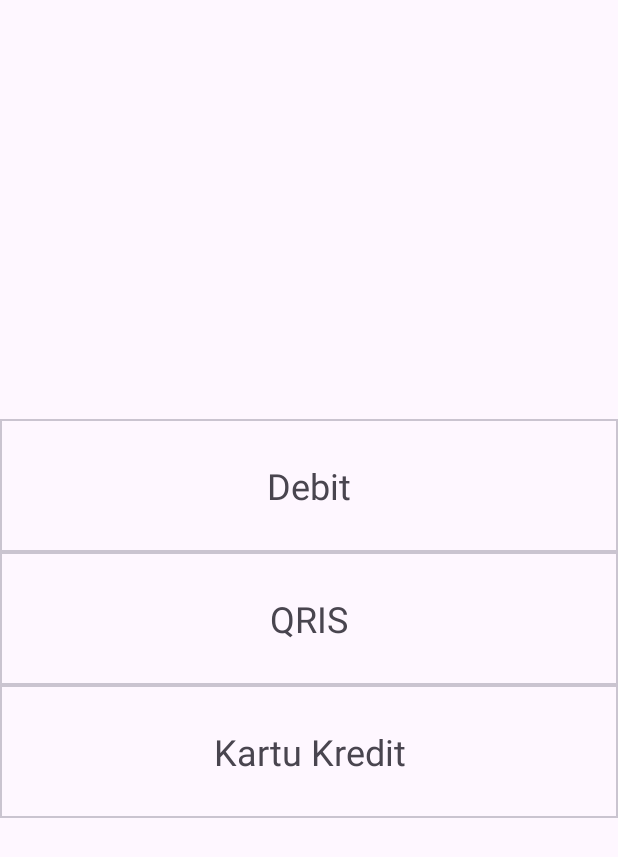
After one commit to zeinirfansyah/bersamakasir_dummyapp_layout, an Android app: the layout custom_dialog_payment_submethod.xml on its own in the app's theme, with its tools: preview values and no code run, on a phone screen of 412 x 824 dp. The commit adds this screen. Shown: the top 857 px of the screen. Run offline under Robolectric (Android 15) with nearby library versions, the phone set to English and light mode, and no system bars.

Commit message:
feat [payment_submethod]: added payment submethod option

```diff
--- /dev/null
+++ b/app/src/main/res/layout/custom_dialog_payment_submethod.xml
@@ -0,0 +1,64 @@
+<?xml version="1.0" encoding="utf-8"?>
+<androidx.constraintlayout.widget.ConstraintLayout xmlns:android="http://schemas.android.com/apk/res/android"
+    android:layout_width="match_parent"
+    android:layout_height="match_parent"
+    xmlns:app="http://schemas.android.com/apk/res-auto">
+
+    <LinearLayout
+        android:layout_width="match_parent"
+        android:layout_height="wrap_content"
+        android:orientation="vertical"
+        app:layout_constraintTop_toTopOf="parent"
+        app:layout_constraintBottom_toBottomOf="parent"
+        app:layout_constraintStart_toStartOf="parent"
+        app:layout_constraintEnd_toEndOf="parent">
+        <com.google.android.material.card.MaterialCardView
+            android:id="@+id/tv_debit"
+            android:layout_width="match_parent"
+            android:layout_height="wrap_content"
+            app:cardCornerRadius="0dp"
+            >
+            <TextView
+                android:layout_width="match_parent"
+                android:layout_height="wrap_content"
+                android:padding="24dp"
+                android:text="Debit"
+                android:textSize="24sp"
+                android:gravity="center"
+                android:layout_marginVertical="4dp"
+                />
+        </com.google.android.material.card.MaterialCardView>
+        <com.google.android.material.card.MaterialCardView
+            android:id="@+id/tv_qris"
+            android:layout_width="match_parent"
+            android:layout_height="wrap_content"
+            app:cardCornerRadius="0dp"
+            >
+            <TextView
+                android:layout_width="match_parent"
+                android:layout_height="wrap_content"
+                android:padding="24dp"
+                android:text="QRIS"
+                android:textSize="24sp"
+                android:gravity="center"
+                android:layout_marginVertical="4dp"
+                />
+        </com.google.android.material.card.MaterialCardView>
+        <com.google.android.material.card.MaterialCardView
+            android:id="@+id/tv_kartu"
+            android:layout_width="match_parent"
+            android:layout_height="wrap_content"
+           app:cardCornerRadius="0dp">
+            <TextView
+                android:layout_width="match_parent"
+                android:layout_height="wrap_content"
+                android:padding="24dp"
+                android:text="Kartu Kredit"
+                android:textSize="24sp"
+                android:gravity="center"
+                android:layout_marginVertical="4dp"
+                />
+        </com.google.android.material.card.MaterialCardView>
+    </LinearLayout>
+
+</androidx.constraintlayout.widget.ConstraintLayout>
--- a/gradle/libs.versions.toml
+++ b/gradle/libs.versions.toml
@@ -1,5 +1,5 @@
 [versions]
-agp = "8.7.2"
+agp = "8.7.3"
 kotlin = "1.9.24"
 coreKtx = "1.15.0"
 junit = "4.13.2"
```
Also changed, not shown: app/src/main/java/com/example/bersamakasiredclayout/TransactionsActivity.kt (+46 -0 lines), app/src/main/res/layout/custom_dialog_payment_method.xml (+7 -3 lines).
